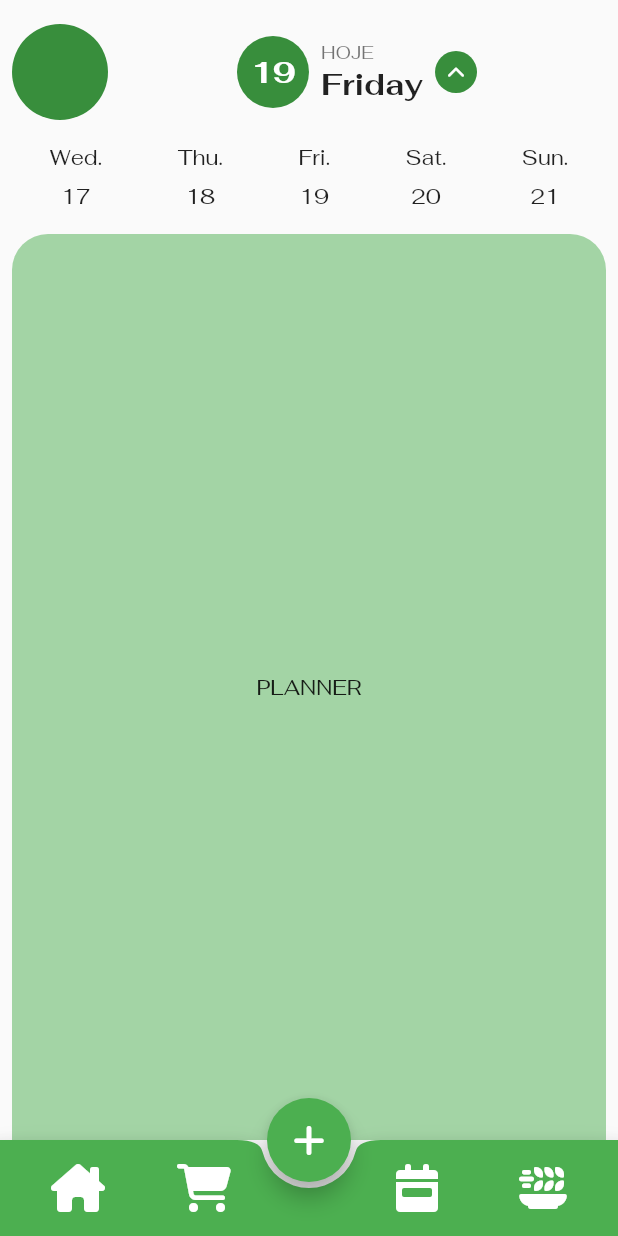
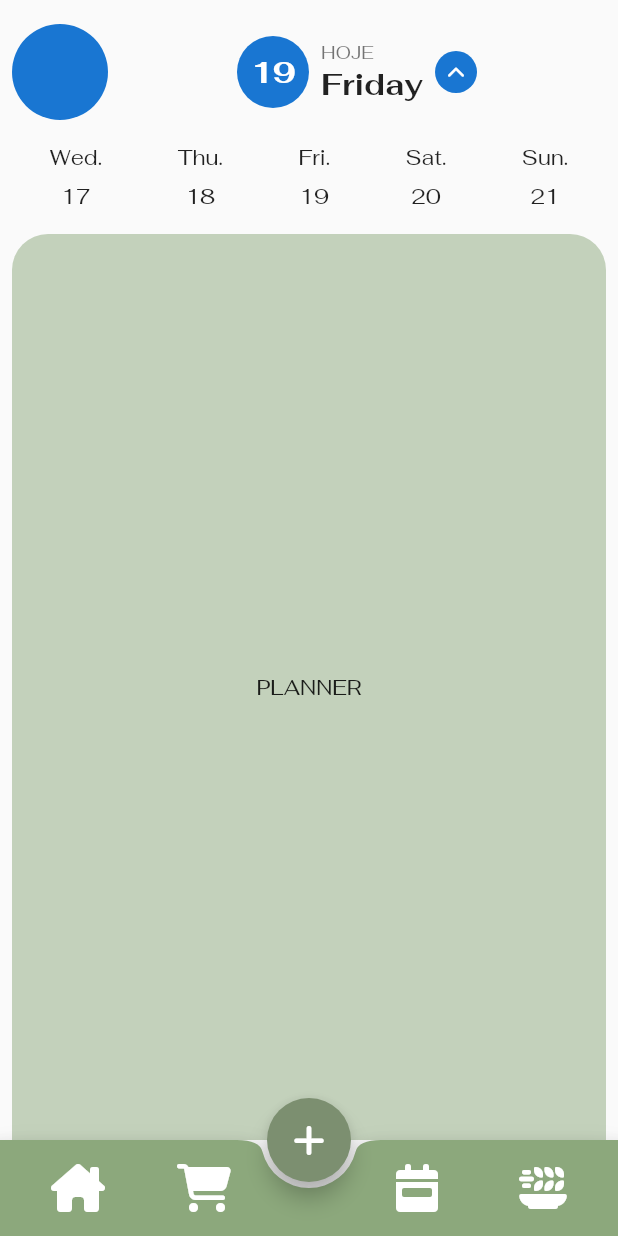
Before and after one commit to jermelterzi/laverdi, a Flutter app: the screen it shows after launch, on a phone screen of 412 x 824 dp. Run offline on Flutter 3.47's test engine with Material 2 defaults, Android fonts, the phone set to English and light mode, and no system bars; our stand-ins replace font_awesome_flutter.

Commit message:
Adding supported languages and changing the theme colors

```diff
--- a/lib/main.dart
+++ b/lib/main.dart
@@ -1,4 +1,5 @@
 import 'package:flutter/material.dart';
+import 'package:flutter_localizations/flutter_localizations.dart';
 import 'package:laverdi/pages/splash_page.dart';
 import 'package:laverdi/utils/app_routes.dart';
 
@@ -15,9 +16,23 @@ class MyApp extends StatelessWidget {
     return MaterialApp(
       debugShowCheckedModeBanner: false,
       title: 'LaVerdi',
+      localizationsDelegates: const [
+        GlobalMaterialLocalizations.delegate,
+        GlobalCupertinoLocalizations.delegate,
+        GlobalWidgetsLocalizations.delegate,
+      ],
+      supportedLocales: const [
+        Locale('pt', ''),
+      ],
       theme: ThemeData(
-        primarySwatch: Colors.green,
         fontFamily: 'Fahkwang',
+      ).copyWith(
+        colorScheme: ThemeData().colorScheme.copyWith(
+              primary: const Color(0xFF8CA87C),
+              secondary: HSLColor.fromColor(const Color(0xFF414B3B))
+                  .withLightness(0.5)
+                  .toColor(),
+            ),
       ),
       routes: {
         AppRoutes.SPLASH_PAGE: (ctx) => const SplashPage(),
```
